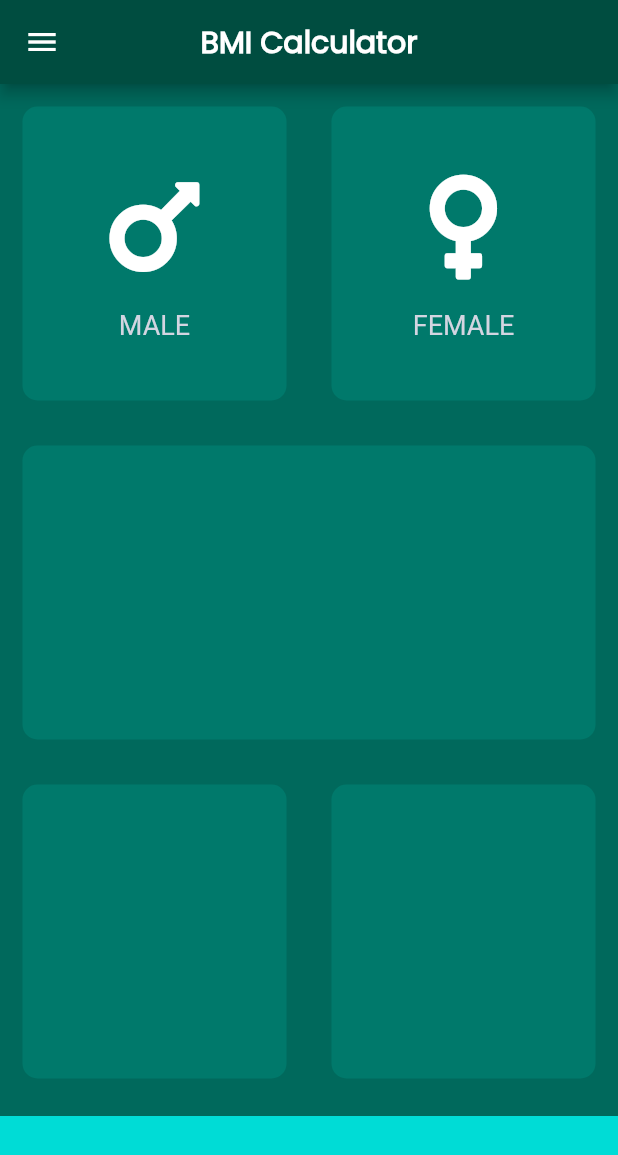
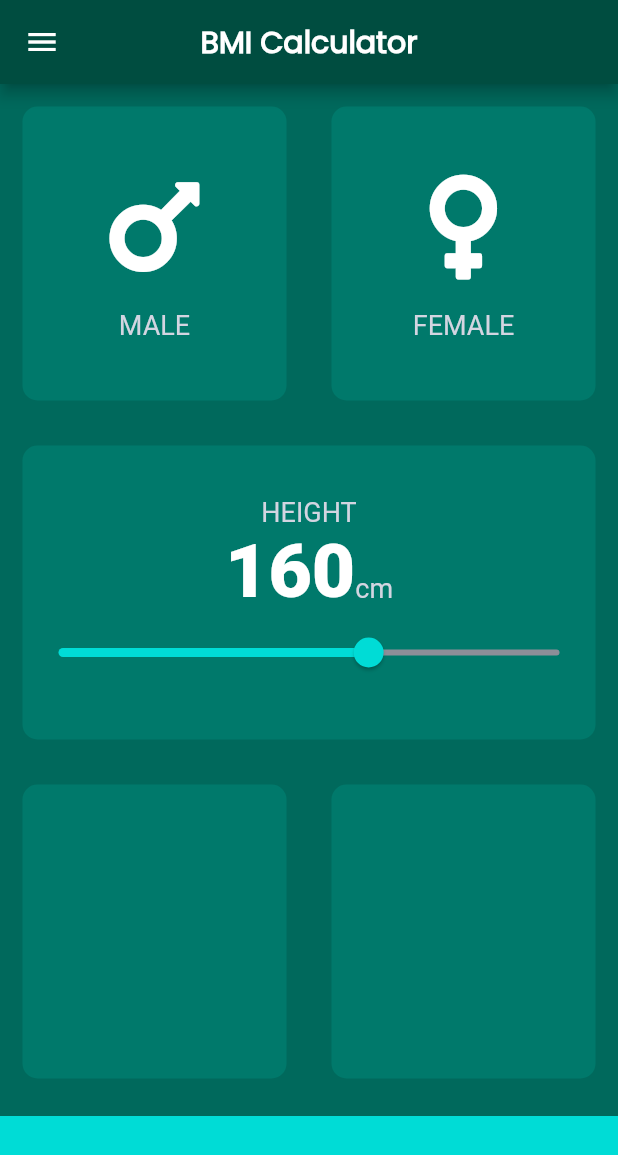
Before and after one commit to vutfiq01/mi_flash_card, a Flutter app: the BmiCalculatorApp screen opened directly, on a phone screen of 412 x 824 dp. Shown: the top 1155 px of the screen. Run offline on Flutter 3.47's test engine with Material 2 defaults, Android fonts, the light colour scheme and no system bars; our stand-ins replace audioplayers, font_awesome_flutter, rflutter_alert.

Commit message:
slider added, constants separated

```diff
--- /dev/null
+++ b/lib/bmiCalculatorAppComponents/bmiapp_constants.dart
@@ -0,0 +1,22 @@
+import 'package:flutter/material.dart';
+
+const kBottomContainerHeight = 80.0;
+const kPersonInitialHeight = 160;
+const kPersonMinHeight = 30;
+const kPersonMaxHeight = 240;
+
+const Color kActiveTopTwoContainerColor = Color(0xFF009688);
+const Color kInactiveTopTwoContainerColor = Color(0xFF00796B);
+const Color kMiddleThreeContainerColor = Color(0xFF00796B);
+const Color kBottomContainerColor = Color(0xFF00DCD6);
+
+const kLabelStyle = TextStyle(
+  fontSize: 18.0,
+  color: Color.fromARGB(255, 211, 213, 225),
+);
+
+const kNumberStyle = TextStyle(
+  fontSize: 50.0,
+  fontWeight: FontWeight.w900,
+  color: Colors.white,
+);
--- a/lib/bmiCalculatorAppComponents/reusable_card.dart
+++ b/lib/bmiCalculatorAppComponents/reusable_card.dart
@@ -5,20 +5,25 @@ class ReusableCard extends StatelessWidget {
     super.key,
     required this.cardColor,
     this.cardChild,
+    this.onPressFunction,
   });
 
   final Color cardColor;
   final Widget? cardChild;
+  final VoidCallback? onPressFunction;
 
   @override
   Widget build(BuildContext context) {
-    return Container(
-      margin: const EdgeInsets.all(15),
-      decoration: BoxDecoration(
-        color: cardColor,
-        borderRadius: BorderRadius.circular(10.0),
+    return GestureDetector(
+      onTap: onPressFunction,
+      child: Container(
+        margin: const EdgeInsets.all(15),
+        decoration: BoxDecoration(
+          color: cardColor,
+          borderRadius: BorderRadius.circular(10.0),
+        ),
+        child: cardChild,
       ),
-      child: cardChild,
     );
   }
 }
--- a/lib/bmiCalculatorAppComponents/toptwocard_icon_component.dart
+++ b/lib/bmiCalculatorAppComponents/toptwocard_icon_component.dart
@@ -1,9 +1,5 @@
 import 'package:flutter/material.dart';
-
-const labelStyle = TextStyle(
-  fontSize: 18.0,
-  color: Color.fromARGB(255, 211, 213, 225),
-);
+import 'bmiapp_constants.dart';
 
 class TopTwoCardChild extends StatelessWidget {
   const TopTwoCardChild({
@@ -28,7 +24,7 @@ class TopTwoCardChild extends StatelessWidget {
         const SizedBox(height: 15.0),
         Text(
           topTwoCardChildText,
-          style: labelStyle,
+          style: kLabelStyle,
         )
       ],
     );
--- a/lib/bmi_calculator_app.dart
+++ b/lib/bmi_calculator_app.dart
@@ -1,14 +1,9 @@
 import 'package:flutter/material.dart';
 import 'package:font_awesome_flutter/font_awesome_flutter.dart';
 import 'package:mi_flash_card/widget/navigation_drawer.dart';
+import 'bmiCalculatorAppComponents/bmiapp_constants.dart';
 import 'bmiCalculatorAppComponents/reusable_card.dart';
 import 'bmiCalculatorAppComponents/toptwocard_icon_component.dart';
-
-const bottomContainerHeight = 80.0;
-const Color activeTopTwoContainerColor = Color(0xFF009688);
-const Color inactiveTopTwoContainerColor = Color(0xFF00796B);
-const Color middleThreeContainerColor = Color(0xFF00796B);
-const Color bottomContainerColor = Color(0xFF00DCD6);
 
 enum GenderType {
   male,
@@ -25,6 +20,7 @@ class BmiCalculatorApp extends StatefulWidget {
 
 class _BmiCalculatorAppState extends State<BmiCalculatorApp> {
   GenderType selectedGender = GenderType.none;
+  int personHeight = kPersonInitialHeight;
 
   @override
   Widget build(BuildContext context) {
@@ -34,52 +30,84 @@ class _BmiCalculatorAppState extends State<BmiCalculatorApp> {
       ),
       drawer: const MyNavigationDrawer(),
       body: Column(
+        crossAxisAlignment: CrossAxisAlignment.stretch,
         children: <Widget>[
           Expanded(
             child: Row(
               children: <Widget>[
                 Expanded(
-                  child: GestureDetector(
-                    onTap: () {
+                  child: ReusableCard(
+                    onPressFunction: () {
                       setState(() {
                         selectedGender = GenderType.male;
                       });
                     },
-                    child: ReusableCard(
                     cardChild: const TopTwoCardChild(
                       topTwoCardChildIcon: FontAwesomeIcons.mars,
                       topTwoCardChildText: 'MALE',
                     ),
                     cardColor: selectedGender == GenderType.male
-                          ? activeTopTwoContainerColor
-                          : inactiveTopTwoContainerColor,
-                    ),
+                        ? kActiveTopTwoContainerColor
+                        : kInactiveTopTwoContainerColor,
                   ),
                 ),
                 Expanded(
-                  child: GestureDetector(
-                    onTap: () {
+                  child: ReusableCard(
+                    onPressFunction: () {
                       setState(() {
                         selectedGender = GenderType.female;
                       });
                     },
-                    child: ReusableCard(
                     cardChild: const TopTwoCardChild(
                       topTwoCardChildIcon: FontAwesomeIcons.venus,
                       topTwoCardChildText: 'FEMALE',
                     ),
                     cardColor: selectedGender == GenderType.female
-                          ? activeTopTwoContainerColor
-                          : inactiveTopTwoContainerColor,
-                    ),
+                        ? kActiveTopTwoContainerColor
+                        : kInactiveTopTwoContainerColor,
                   ),
                 ),
               ],
             ),
           ),
-          const Expanded(
+          Expanded(
             child: ReusableCard(
-              cardColor: middleThreeContainerColor,
+              cardColor: kMiddleThreeContainerColor,
+              cardChild: Column(
+                mainAxisAlignment: MainAxisAlignment.center,
+                children: <Widget>[
+                  const Text(
+                    'HEIGHT',
+                    style: kLabelStyle,
+                  ),
+                  Row(
+                    mainAxisAlignment: MainAxisAlignment.center,
+                    crossAxisAlignment: CrossAxisAlignment.baseline,
+                    textBaseline: TextBaseline.alphabetic,
+                    children: <Widget>[
+                      Text(
+                        personHeight.toString(),
+                        style: kNumberStyle,
+                      ),
+                      const Text(
+                        'cm',
+                        style: kLabelStyle,
+                      )
+                    ],
+                  ),
+                  Slider(
+                      value: personHeight.toDouble(),
+                      min: kPersonMinHeight.toDouble(),
+                      max: kPersonMaxHeight.toDouble(),
+                      activeColor: kBottomContainerColor,
+                      inactiveColor: const Color(0xFF8D8E98),
+                      onChanged: (double newpersonHeight) {
+                        setState(() {
+                          personHeight = newpersonHeight.round();
+                        });
+                      })
+                ],
+              ),
             ),
           ),
           const Expanded(
@@ -87,22 +115,22 @@ class _BmiCalculatorAppState extends State<BmiCalculatorApp> {
               children: <Widget>[
                 Expanded(
                   child: ReusableCard(
-                    cardColor: middleThreeContainerColor,
+                    cardColor: kMiddleThreeContainerColor,
                   ),
                 ),
                 Expanded(
                   child: ReusableCard(
-                    cardColor: middleThreeContainerColor,
+                    cardColor: kMiddleThreeContainerColor,
                   ),
                 ),
               ],
             ),
           ),
           Container(
-            color: bottomContainerColor,
+            color: kBottomContainerColor,
             margin: const EdgeInsets.only(top: 10.0),
             width: double.infinity,
-            height: bottomContainerHeight,
+            height: kBottomContainerHeight,
           )
         ],
       ),
```
Lines whose indentation alone changed are shown as unchanged.
